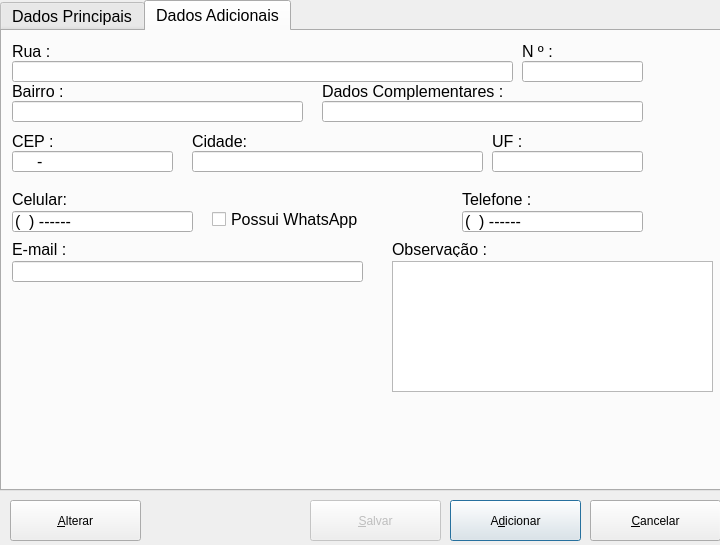
Above: ui/CadFornecedor.ui from Locked666/My-Finance-QtDesigner before the change. Below: the same form after it.
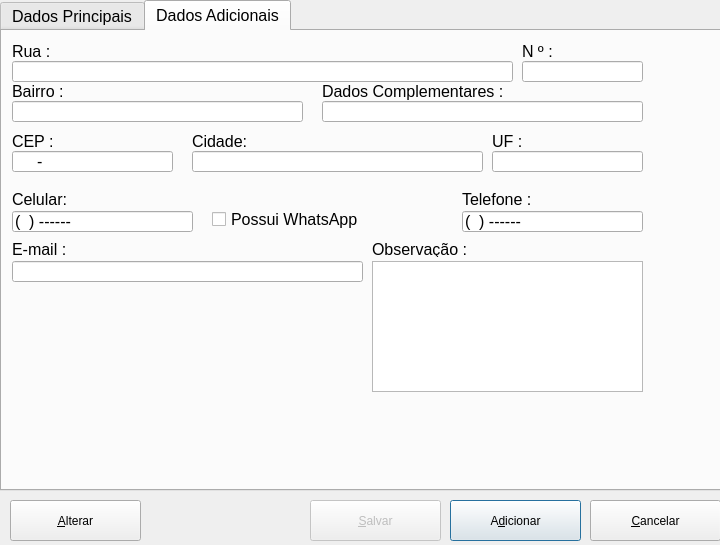
That is the form after the change. The open tabs and pages were chosen to show the change.

The edit to the form file:
```diff
--- a/ui/CadFornecedor.ui
+++ b/ui/CadFornecedor.ui
@@ -458,9 +458,9 @@
     <widget class="QPlainTextEdit" name="plainTextEdit_2">
      <property name="geometry">
       <rect>
-       <x>390</x>
+       <x>370</x>
        <y>230</y>
-       <width>321</width>
+       <width>271</width>
        <height>131</height>
       </rect>
      </property>
@@ -549,7 +549,7 @@
     <widget class="QLabel" name="label_32">
      <property name="geometry">
       <rect>
-       <x>390</x>
+       <x>370</x>
        <y>210</y>
        <width>131</width>
        <height>16</height>
```
Left out of the diff: 2 changed lines with no effect on the pictures.
